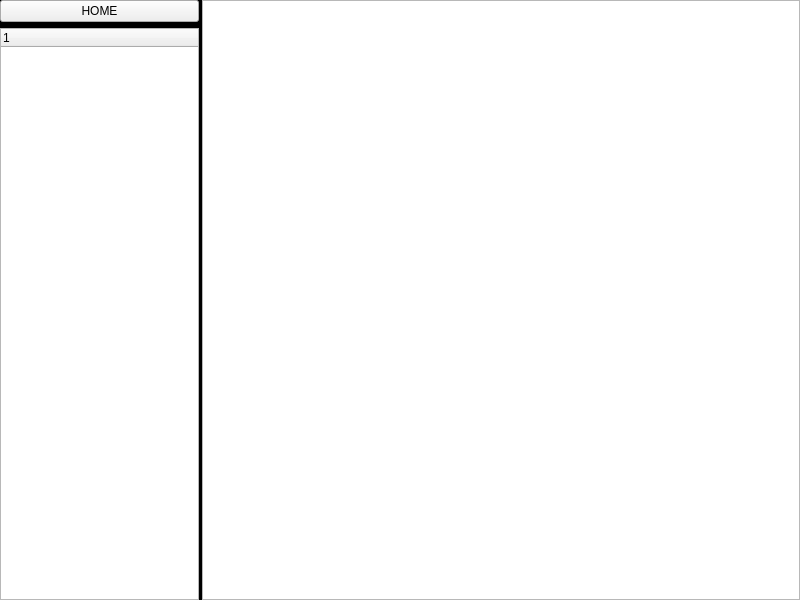
Before: the Qt Designer form src/document.ui in openeuler-mirror/kiran-manual, drawn with Qt 5.
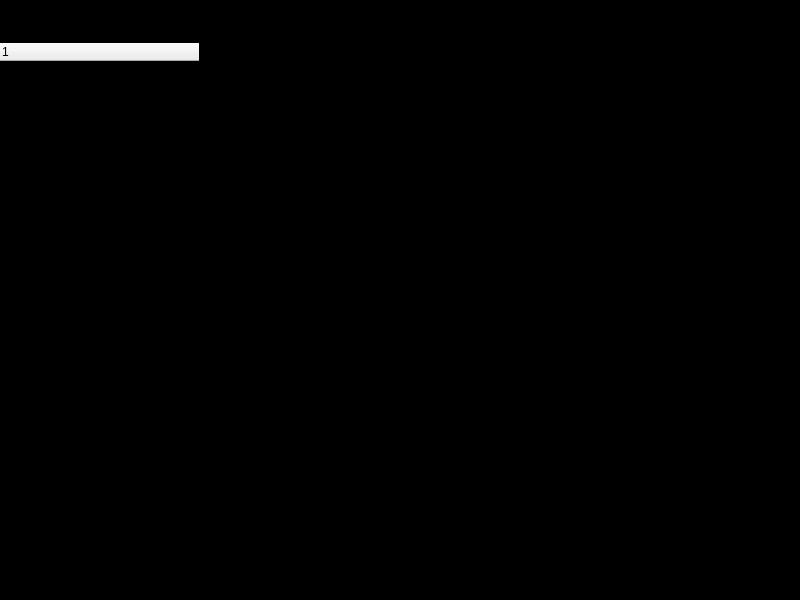
After: the same form once the commit is applied. Custom widgets are drawn as their Qt base class.

Commit message:
feature(*): Integrating UI files and modifying frames
- 调整 UI 文件，将样式抽离代码
- 修改 kiran-frame 为 doc-frame

```diff
--- a/src/document.ui
+++ b/src/document.ui
@@ -56,8 +56,19 @@
           </property>
           <item>
            <widget class="QPushButton" name="pushButtonBackHome">
+            <property name="styleSheet">
+             <string notr="true">QPushButton { 
+height: 30px; 
+padding-left: 24px; 
+padding-top: 5px; 
+text-align: left 
+}</string>
+            </property>
             <property name="text">
-             <string>HOME</string>
+             <string>Back Home</string>
+            </property>
+            <property name="flat">
+             <bool>true</bool>
             </property>
            </widget>
           </item>
@@ -69,6 +80,23 @@
               <verstretch>0</verstretch>
              </sizepolicy>
             </property>
+            <property name="styleSheet">
+             <string notr="true">QTreeView {
+background-color: transparent; 
+border: none
+}
+QTreeView::branch::selected {
+background-color:#2eb3ff;
+border-radius: 6px
+}
+QTreeView::item {
+height: 40px
+}
+QTreeView::item::selected{
+background-color:#2eb3ff
+}
+</string>
+            </property>
             <column>
              <property name="text">
               <string notr="true">1</string>
@@ -86,6 +114,9 @@
        <item>
         <widget class="KiranColorBlock" name="widgetRight" native="true">
          <layout class="QVBoxLayout" name="verticalLayout_2">
+          <property name="spacing">
+           <number>0</number>
+          </property>
           <property name="leftMargin">
            <number>0</number>
           </property>
@@ -106,6 +137,18 @@
               <verstretch>0</verstretch>
              </sizepolicy>
             </property>
+            <property name="styleSheet">
+             <string notr="true">QTextBrowser{
+background-color: transparent; 
+padding: 15px 0 10px 5px
+}</string>
+            </property>
+            <property name="frameShape">
+             <enum>QFrame::NoFrame</enum>
+            </property>
+            <property name="openLinks">
+             <bool>false</bool>
+            </property>
            </widget>
           </item>
          </layout>
```
The commit also changes 16 other files.
